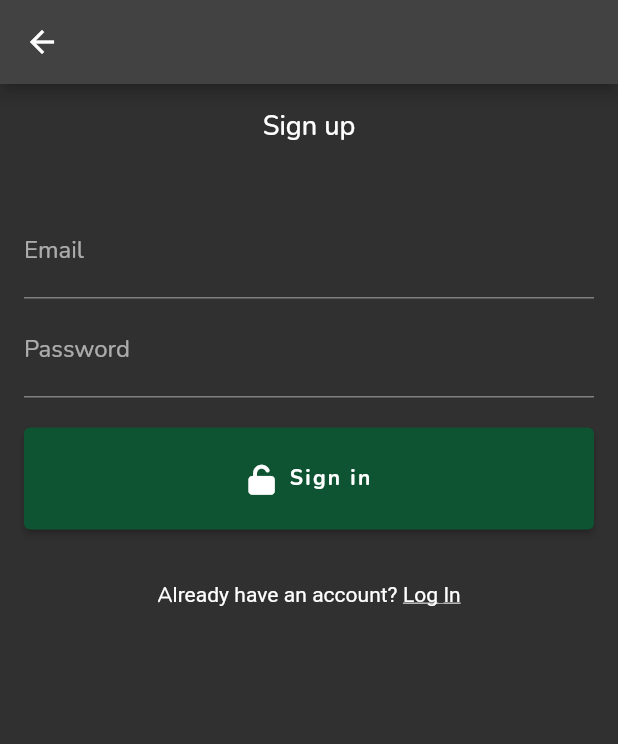
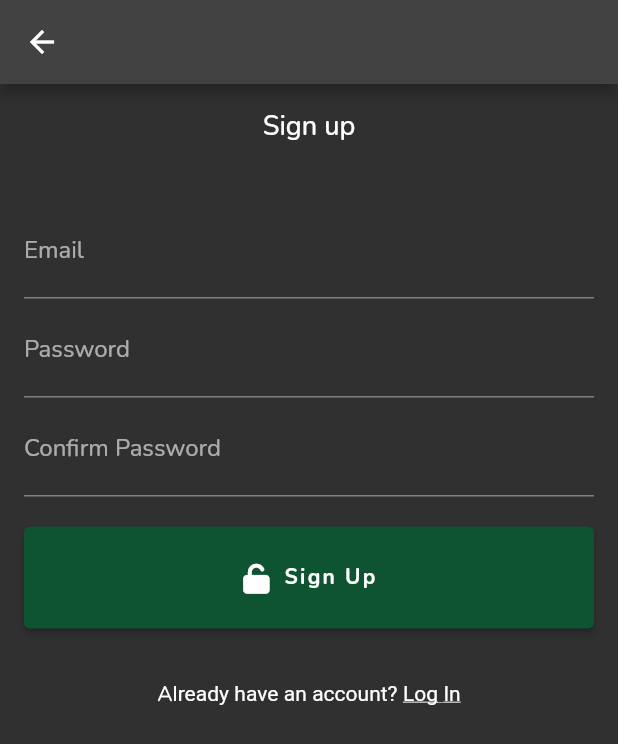
Before and after one commit to nikola300605/quizapp, a Flutter app: the SignUpScreen screen opened directly with empty values, on a phone screen of 412 x 824 dp. Shown: the top 744 px of the screen. Run offline on Flutter 3.47's test engine with Material 2 defaults, Android fonts, the phone set to English and light mode, and no system bars; our stand-ins replace email_validator, firebase_auth, firebase_core, font_awesome_flutter, google_fonts, google_sign_in and 1 more; accounts and stored records are empty; network calls fail.

Commit message:
Email verification

```diff
--- a/lib/email/forgot_password.dart
+++ b/lib/email/forgot_password.dart
@@ -67,7 +67,7 @@ class _ForgotPaswordScreenState extends State<ForgotPaswordScreen> {
     showDialog(
         context: context,
         barrierDismissible: false,
-        builder: (context) => Center(
+        builder: (context) => const Center(
               child: CircularProgressIndicator(),
             ));
 
--- a/lib/email/signUp.dart
+++ b/lib/email/signUp.dart
@@ -65,11 +65,22 @@ class _SignUpScreenState extends State<SignUpScreen> {
                     ? 'A password must have at least 6 letters and 1 uppercase letter'
                     : null,
               ),
+              SizedBox(height: 4),
+              TextFormField(
+                cursorColor: Colors.white,
+                textInputAction: TextInputAction.next,
+                decoration: InputDecoration(labelText: 'Confirm Password'),
+                obscureText: true,
+                autovalidateMode: AutovalidateMode.onUserInteraction,
+                validator: (password) => password != passwordController.text
+                    ? 'Your passwords do not match'
+                    : null,
+              ),
               SizedBox(height: 20),
               SignInButton(
                 color: const Color.fromARGB(255, 14, 83, 50),
                 iconData: FontAwesomeIcons.unlock,
-                text: "Sign in",
+                text: "Sign Up",
                 loginMethod: signUp,
               ),
               SizedBox(height: 24),
@@ -101,16 +112,22 @@ class _SignUpScreenState extends State<SignUpScreen> {
     final isValid = formKey.currentState!.validate();
     if (!isValid) return;
 
+    showDialog(
+        context: context,
+        barrierDismissible: false,
+        builder: (context) => const Center(
+              child: CircularProgressIndicator(),
+            ));
     try {
       await FirebaseAuth.instance.createUserWithEmailAndPassword(
         email: emailController.text.trim(),
         password: passwordController.text.trim(),
       );
       if (!context.mounted) return;
-      Navigator.of(context).pop();
+      Navigator.pushNamed(context, '/verifyemail');
     } on FirebaseAuthException catch (e) {
       print(e);
-
+      Navigator.of(context).pop();
       Utils.showSnackBar(e.message);
     }
   }
--- a/lib/login/login.dart
+++ b/lib/login/login.dart
@@ -15,17 +15,19 @@ class LoginScreen extends StatelessWidget {
         padding: const EdgeInsets.all(30),
         child: Column(
           crossAxisAlignment: CrossAxisAlignment.stretch,
-          mainAxisAlignment: MainAxisAlignment.spaceEvenly,
+          mainAxisAlignment: MainAxisAlignment.center,
           children: <Widget>[
             const FlutterLogo(
               size: 150,
             ),
+            SizedBox(height: 35),
             LoginButton(
               color: Colors.blue,
               iconData: FontAwesomeIcons.google,
               loginMethod: AuthService().googleLogin,
               text: 'Sign in with google',
             ),
+            SizedBox(height: 24),
             LoginButton(
               color: Colors.black,
               iconData: FontAwesomeIcons.envelope,
@@ -34,6 +36,7 @@ class LoginScreen extends StatelessWidget {
               },
               text: 'Sign in with email',
             ),
+            SizedBox(height: 24),
             Flexible(
               child: LoginButton(
                 color: Colors.deepPurple,
--- a/lib/routes.dart
+++ b/lib/routes.dart
@@ -3,6 +3,7 @@ import 'package:quizapp/email/auth_page.dart';
 import 'package:quizapp/email/email.dart';
 import 'package:quizapp/email/forgot_password.dart';
 import 'package:quizapp/email/signUp.dart';
+import 'package:quizapp/email/verify_email.dart';
 import 'package:quizapp/profile/profile.dart';
 import 'package:quizapp/login/login.dart';
 import 'package:quizapp/topics/topics.dart';
@@ -15,5 +16,6 @@ var appRoutes = {
   '/profile': (context) => const ProfileScreen(),
   '/about': (context) => const AboutScreen(),
   '/authpage': (context) => const AuthPage(),
-  '/forgotpassword': (context) => const ForgotPaswordScreen()
+  '/forgotpassword': (context) => const ForgotPaswordScreen(),
+  '/verifyemail': (context) => const VerifyEmailScreen()
 };
```
Also changed, not shown: lib/email/verify_email.dart (added, +98 -0 lines).
